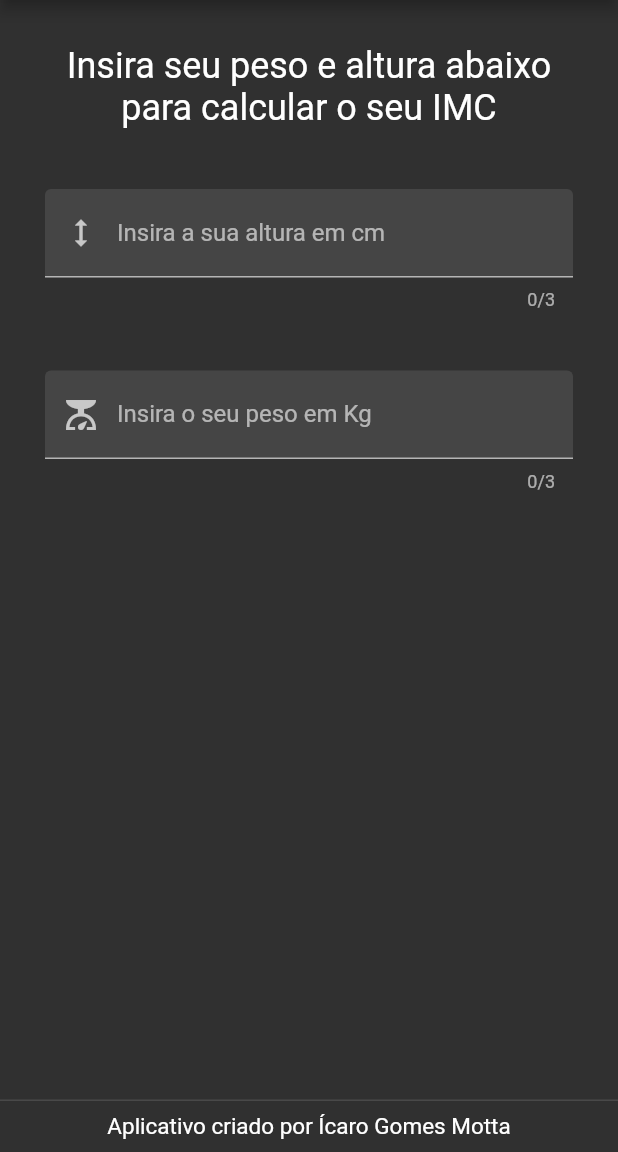
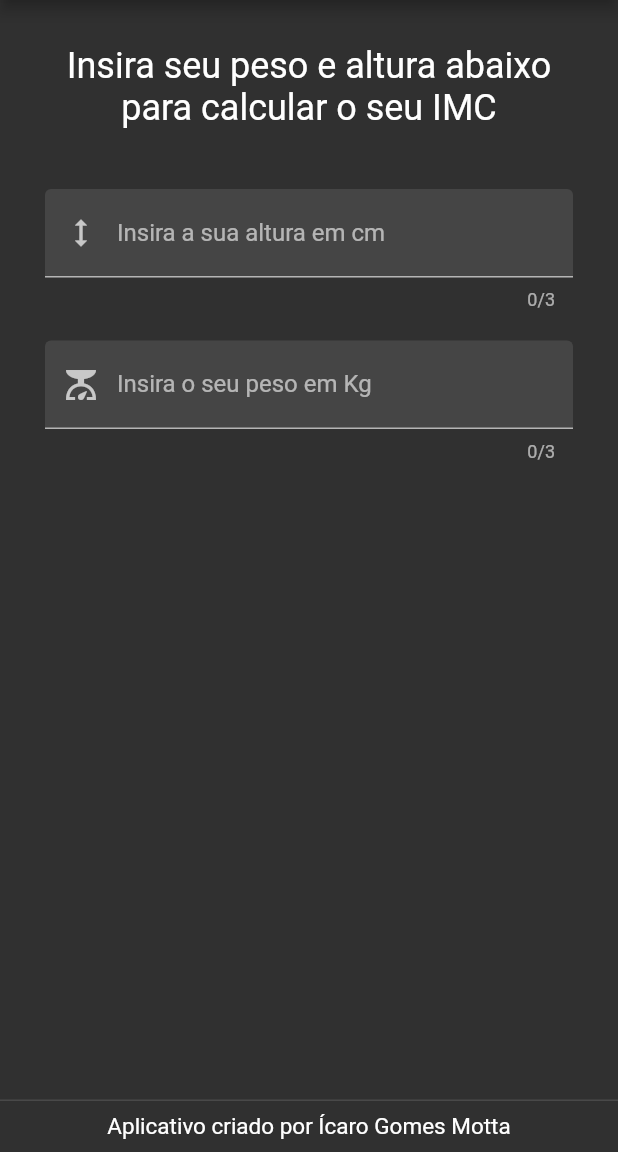
Before and after one commit to icarosuper/imc_calculator, a Flutter app: the screen it shows after launch, on a phone screen of 412 x 824 dp, the part 84-1236 px from its top. Run offline on Flutter 3.47's test engine with Material 2 defaults, Android fonts, the phone set to English and light mode, and no system bars.

Commit message:
fix: melhorando estilização.

```diff
--- a/lib/components/calculator.dart
+++ b/lib/components/calculator.dart
@@ -48,9 +48,13 @@ class _CalculatorState extends State<Calculator> {
             style: TextStyle(
               fontSize: 24,
             )),
+        Wrap(
+          runSpacing: 20,
+          children: [
             TextField(
                 controller: heightController,
-            keyboardType: const TextInputType.numberWithOptions(decimal: false),
+                keyboardType:
+                    const TextInputType.numberWithOptions(decimal: false),
                 inputFormatters: [FilteringTextInputFormatter.digitsOnly],
                 maxLength: 3,
                 decoration: const InputDecoration(
@@ -62,7 +66,8 @@ class _CalculatorState extends State<Calculator> {
                 )),
             TextField(
                 controller: weightController,
-            keyboardType: const TextInputType.numberWithOptions(decimal: false),
+                keyboardType:
+                    const TextInputType.numberWithOptions(decimal: false),
                 inputFormatters: [FilteringTextInputFormatter.digitsOnly],
                 maxLength: 3,
                 decoration: const InputDecoration(
@@ -73,6 +78,8 @@ class _CalculatorState extends State<Calculator> {
                   filled: true,
                 )),
           ],
+        )
+      ],
     );
   }
 }
```
Lines whose indentation alone changed are shown as unchanged.
